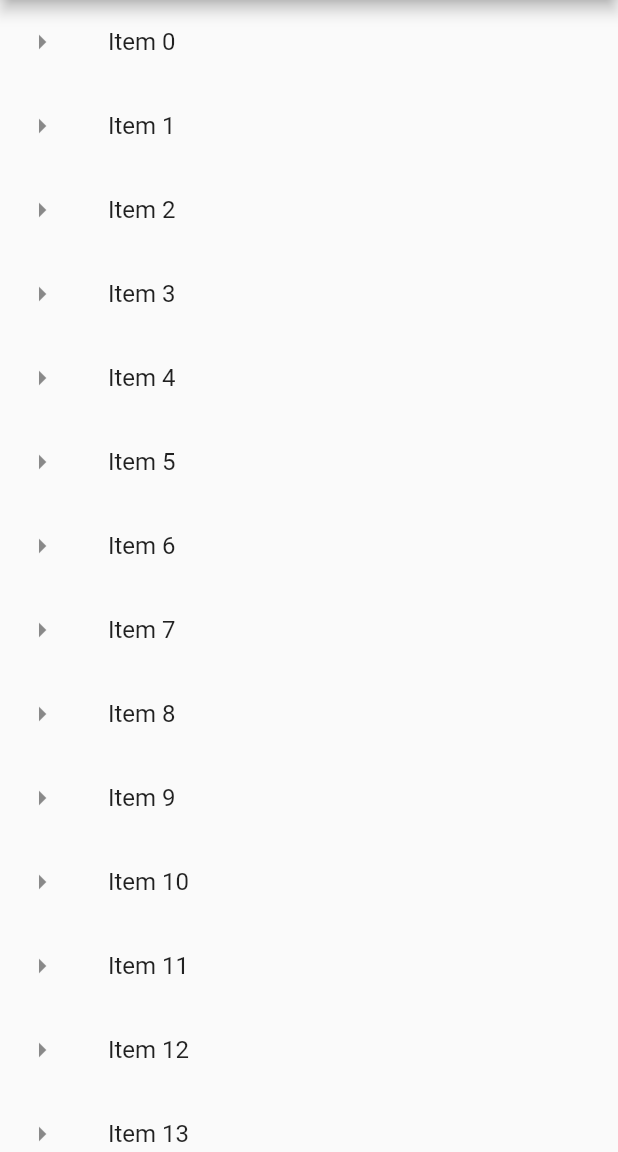
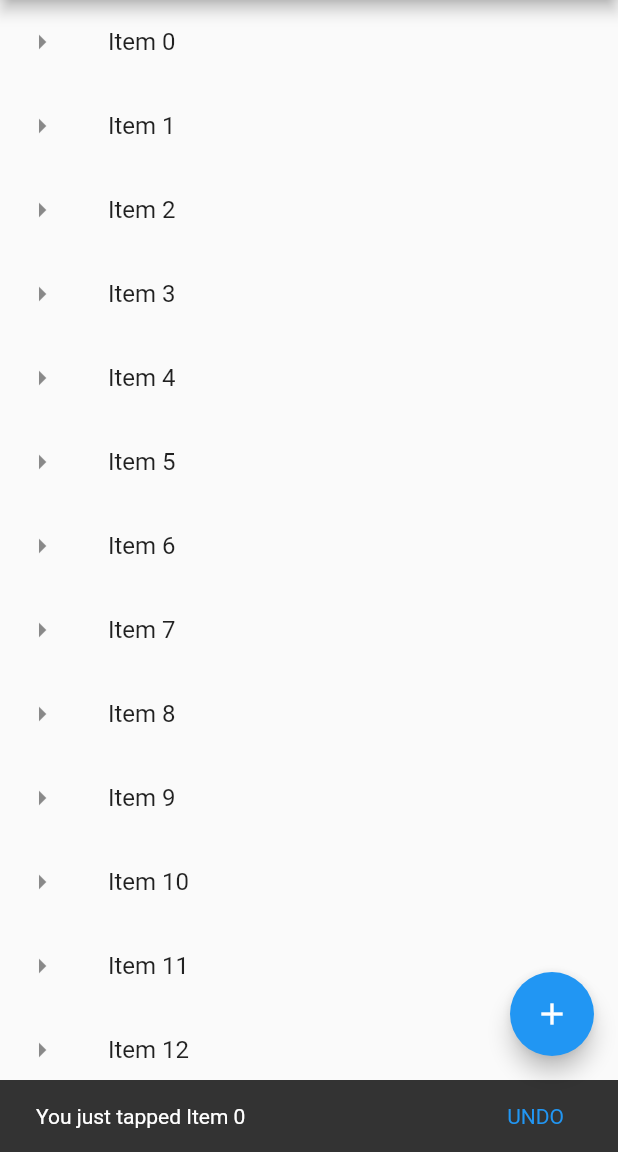
Before and after one commit to VijayGanganapalli/shriyank, a Flutter app: the screen it shows after launch, after a tap on an icon or button, on a phone screen of 412 x 824 dp, the part 84-1236 px from its top. Run offline on Flutter 3.47's test engine with Material 2 defaults, Android fonts, the phone set to English and light mode, and no system bars.

Commit message:
added fab and snackbar

```diff
--- a/flutter_tutorial/lib/app_screens/home_screen.dart
+++ b/flutter_tutorial/lib/app_screens/home_screen.dart
@@ -9,6 +9,13 @@ class HomeScreen extends StatelessWidget {
         title: Text("Flutter Tutorial"),
       ),
       body: ListViewScreen(),
+      floatingActionButton: FloatingActionButton(
+        child: Icon(Icons.add),
+        onPressed: () {
+          debugPrint("FAB clicked");
+        },
+        tooltip: "Add one more item",
+      ),
     );
   }
 }
--- a/flutter_tutorial/lib/app_screens/list_view_screen.dart
+++ b/flutter_tutorial/lib/app_screens/list_view_screen.dart
@@ -10,7 +10,7 @@ class ListViewScreen extends StatelessWidget {
         return ListTile(
           leading: Icon(Icons.arrow_right),
           title: Text(listItems[index]),
-          onTap: () => debugPrint("${listItems[index]} was tapped"),
+          onTap: () => buildItemSnackBar(context, listItems[index]),
         );
       },
     );
@@ -21,3 +21,17 @@ List<String> getListElements() {
   var items = List.generate(100, (index) => "Item $index");
   return items;
 }
+
+void buildItemSnackBar(BuildContext context, String item) {
+  var snackbar = SnackBar(
+    content: Text("You just tapped $item"),
+    action: SnackBarAction(
+      label: "UNDO",
+      onPressed: () {
+        debugPrint("Performing dummy UNDO operation");
+      },
+    ),
+  );
+
+  Scaffold.of(context).showSnackBar(snackbar);
+}
```
